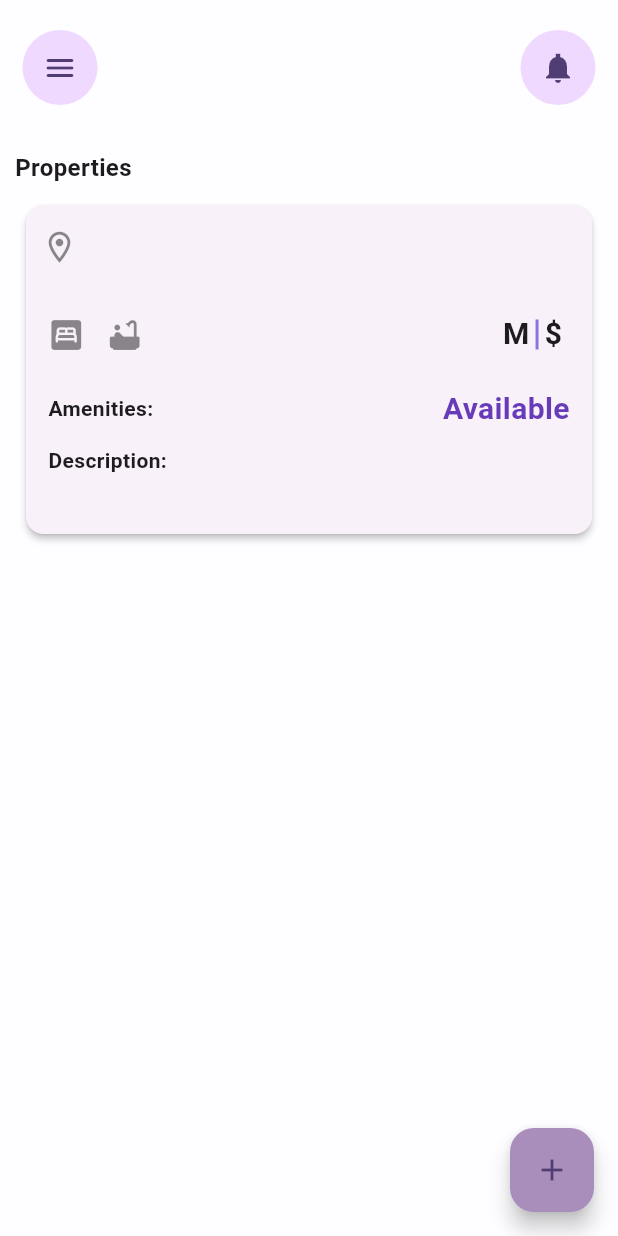
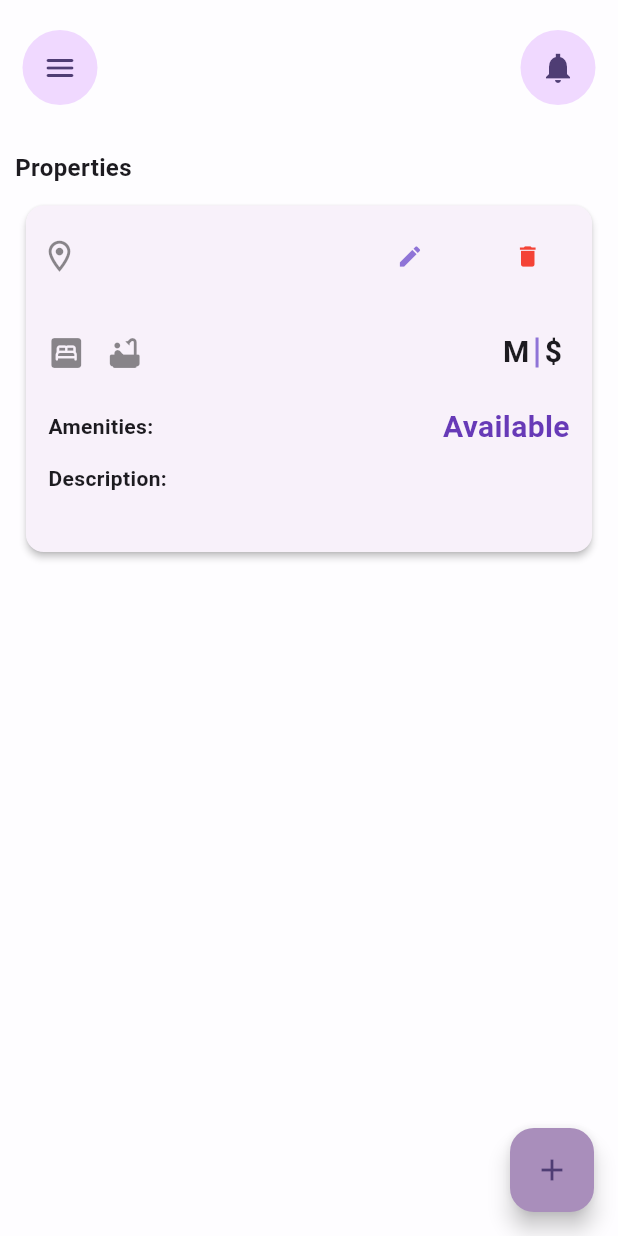
Before and after one commit to Mohammed-Azad/real_estate_app, a Flutter app: the AddScreen screen opened directly, after a tap on "Add", on a phone screen of 412 x 824 dp. Run offline on Flutter 3.47's test engine with Material 2 defaults, Android fonts, the phone set to English and light mode, and no system bars; our stand-ins replace cloud_firestore, firebase_auth, firebase_core, sizer; missing offline and left inert: onboarding; accounts and stored records are empty; statements that could not run were skipped.

Commit message:
CRUD operation

```diff
--- a/lib/screens/addscreen.dart
+++ b/lib/screens/addscreen.dart
@@ -3,10 +3,9 @@ import 'package:real_estate_app/screens/home.dart';
 import 'package:real_estate_app/widgets/TextFields.dart';
 import 'package:sizer/sizer.dart';
 import 'package:cloud_firestore/cloud_firestore.dart';
-import 'package:firebase_core/firebase_core.dart';
 
 class AddScreen extends StatefulWidget {
-  AddScreen({super.key});
+  const AddScreen({super.key});
 
   @override
   State<AddScreen> createState() => _AddScreenState();
@@ -52,10 +51,10 @@ class _AddScreenState extends State<AddScreen> {
           children: [
             Padding(
               padding: EdgeInsets.symmetric(vertical: 3.h),
-              child: Container(
-                child: Image.asset("assets/images/addhome.png"),
+              child: SizedBox(
                 width: 100.w,
                 height: 20.h,
+                child: Image.asset("assets/images/addhome.png"),
               ),
             ),
             Padding(
@@ -111,7 +110,7 @@ class _AddScreenState extends State<AddScreen> {
                     "Amenities",
                     style: TextStyle(fontSize: 16, fontWeight: FontWeight.bold),
                   ),
-                  Container(
+                  SizedBox(
                     width: 100.w,
                     height: 20.h,
                     child: Wrap(
@@ -183,6 +182,7 @@ class _AddScreenState extends State<AddScreen> {
                               .instance
                               .collection("addEstate");
                           collref.add({
+                            'number':_homenumber.text,
                             'area': _homearea.text,
                             'bathroom': _bathroom.text,
                             'bedroom': _bedroom.text,
@@ -194,9 +194,17 @@ class _AddScreenState extends State<AddScreen> {
                             'status': "available",
                             'swimming': swimming,
                           });
+                          _homearea.clear();
+                          _homedescription.clear();
+                          _homelocation.clear();
+                          _homenumber.clear();
+                          _homeprice.clear();
+                          _bedroom.clear();
+                          _bathroom.clear();
                           Navigator.push(
                             context,
-                            MaterialPageRoute(builder:(context)=>const Home()),
+                            MaterialPageRoute(
+                                builder: (context) => const Home()),
                           );
                         } catch (e) {
                           ScaffoldMessenger.of(context).showSnackBar(
--- a/lib/screens/home.dart
+++ b/lib/screens/home.dart
@@ -89,8 +89,8 @@ class _HomeConState extends State<HomeCon> {
   //             DocId.add(document.reference.id);
   //           }));
   // }
+
   List<HomeList> DocId = [];
-
   @override
   Widget build(BuildContext context) {
     return StreamBuilder(
@@ -98,7 +98,6 @@ class _HomeConState extends State<HomeCon> {
       builder: (context, snapshot) {
         if (snapshot.hasData) {
           final datas = snapshot.data?.docs.toList();
-
           for (var data in datas!) {
             final docid = HomeList(
                 data['location'],
@@ -110,11 +109,26 @@ class _HomeConState extends State<HomeCon> {
                 data['garage'],
                 data['security'],
                 data['description'],
-                data['status']);
+                data['status'],
+                data.id);
+
             DocId.add(docid);
           }
         } else if (snapshot.connectionState == ConnectionState.waiting) {
-          Text("Loading....");
+          return Center(
+            child: Column(
+              mainAxisAlignment: MainAxisAlignment.center,
+              children: [
+                CircularProgressIndicator(
+                  backgroundColor: Colors.grey[300],
+                ),
+                SizedBox(
+                  height: 2.h,
+                ),
+                const Text("Loading"),
+              ],
+            ),
+          );
         } else {
           print('noData in hrere');
         }
--- a/lib/screens/login.dart
+++ b/lib/screens/login.dart
@@ -204,7 +204,7 @@ class _LoginState extends State<Login> {
                       onTap: () {
                         Navigator.push(
                           context,
-                          MaterialPageRoute(builder: (context) => Signup()),
+                          MaterialPageRoute(builder: (context) => const Signup()),
                         );
                       },
                       child: Text(
--- a/lib/screens/signup.dart
+++ b/lib/screens/signup.dart
@@ -7,7 +7,7 @@ import '../models/auth.dart';
 import 'login.dart';
 
 class Signup extends StatefulWidget {
-  Signup({super.key});
+  const Signup({super.key});
 
   @override
   State<Signup> createState() => _SignupState();
--- a/lib/widgets/home_list.dart
+++ b/lib/widgets/home_list.dart
@@ -1,7 +1,10 @@
 import 'package:flutter/material.dart';
+import 'package:real_estate_app/screens/updatescreen.dart';
 import 'package:sizer/sizer.dart';
+import 'package:cloud_firestore/cloud_firestore.dart';
 
 class HomeList extends StatelessWidget {
+  final String number;
   final String location;
   final String bedroom;
   final String bathroom;
@@ -23,6 +26,7 @@ class HomeList extends StatelessWidget {
       this.security,
       this.description,
       this.status,
+      this.number,
       {super.key});
 
   @override
@@ -34,8 +38,7 @@ class HomeList extends StatelessWidget {
         child: Column(
           children: [
             Padding(
-              padding:
-                  const EdgeInsets.symmetric(horizontal: 5, vertical: 10),
+              padding: const EdgeInsets.symmetric(horizontal: 5, vertical: 10),
               child: Row(
                 mainAxisAlignment: MainAxisAlignment.start,
                 children: [
@@ -47,6 +50,71 @@ class HomeList extends StatelessWidget {
                   Text(location,
                       style: const TextStyle(
                           fontSize: 25, fontWeight: FontWeight.bold)),
+                  Expanded(child: Container()),
+                  ElevatedButton(
+                    style: ElevatedButton.styleFrom(
+                    backgroundColor: Colors.transparent,
+                    foregroundColor: Colors.black,
+                    elevation: 0,
+                    ),
+                    onPressed: () {
+                      Navigator.push(
+                          context,
+                          MaterialPageRoute(
+                              builder: (context) =>  UpdateScreen(number)));
+                    },
+                    child: const Icon(
+                      Icons.edit,
+                      color: Color(0xff8F74D7),
+                    ),
+                  ),
+                  SizedBox(
+                    width: 3.w,
+                  ),
+                   ElevatedButton(
+                    style: ElevatedButton.styleFrom(
+                    backgroundColor: Colors.transparent,
+                    foregroundColor: Colors.black,
+                    elevation: 0,
+                    ),
+                    onPressed: () {
+
+              showDialog<String>(
+    context: context,
+    barrierDismissible: false, // user must tap button!
+    builder: (BuildContext context) {
+      return Expanded(
+        child: AlertDialog(
+          title: const Text('Delete'),
+          content: const Text('Do you want to delete this item ?'),
+          actions: <Widget>[
+            TextButton(
+              child: const Text('No'),
+              onPressed: () {
+                Navigator.of(context).pop();
+              },
+            ),
+            TextButton(
+              child: const Text('Yes'),
+              onPressed: () {
+          FirebaseFirestore.instance
+                                      .collection("addEstate")
+                                      .doc(number).delete().then((value) => Navigator.pop(context));
+              },
+            ),
+          ],
+        ),
+      );
+    },
+  );
+
+
+                    },
+                    child: Icon(
+                      Icons.delete,
+                      color: Colors.red,
+                    ),
+                  )
                 ],
               ),
             ),
@@ -112,8 +180,7 @@ class HomeList extends StatelessWidget {
               ),
             ),
             Padding(
-              padding:
-                  const EdgeInsets.symmetric(vertical: 5, horizontal: 10),
+              padding: const EdgeInsets.symmetric(vertical: 5, horizontal: 10),
               child: Row(
                 mainAxisAlignment: MainAxisAlignment.start,
                 children: [
@@ -162,8 +229,7 @@ class HomeList extends StatelessWidget {
               ),
             ),
             Padding(
-              padding:
-                  const EdgeInsets.symmetric(vertical: 5, horizontal: 10),
+              padding: const EdgeInsets.symmetric(vertical: 5, horizontal: 10),
               child: Align(
                 alignment: Alignment.topLeft,
                 child: Column(
@@ -196,20 +262,20 @@ class HomeList extends StatelessWidget {
   List amenties(bool swim, bool garag, bool security) {
     List<Widget> amenite = [];
     if (swim == true) {
-      amenite.add(Icon(Icons.pool));
-      SizedBox(
+      amenite.add(const Icon(Icons.pool));
+      const SizedBox(
         width: 5,
       );
     }
     if (garage == true) {
-      amenite.add(Icon(Icons.local_parking_outlined));
-      SizedBox(
+      amenite.add(const Icon(Icons.local_parking_outlined));
+      const SizedBox(
         width: 5,
       );
     }
     if (security == true) {
-      amenite.add(Icon(Icons.local_police_outlined));
-      SizedBox(
+      amenite.add(const Icon(Icons.local_police_outlined));
+      const SizedBox(
         width: 5,
       );
     }
```
Also changed, not shown: lib/controller/widget_tree.dart (+20 -7 lines), lib/screens/updatescreen.dart (added, +278 -0 lines). Lines whose indentation alone changed are shown as unchanged.
